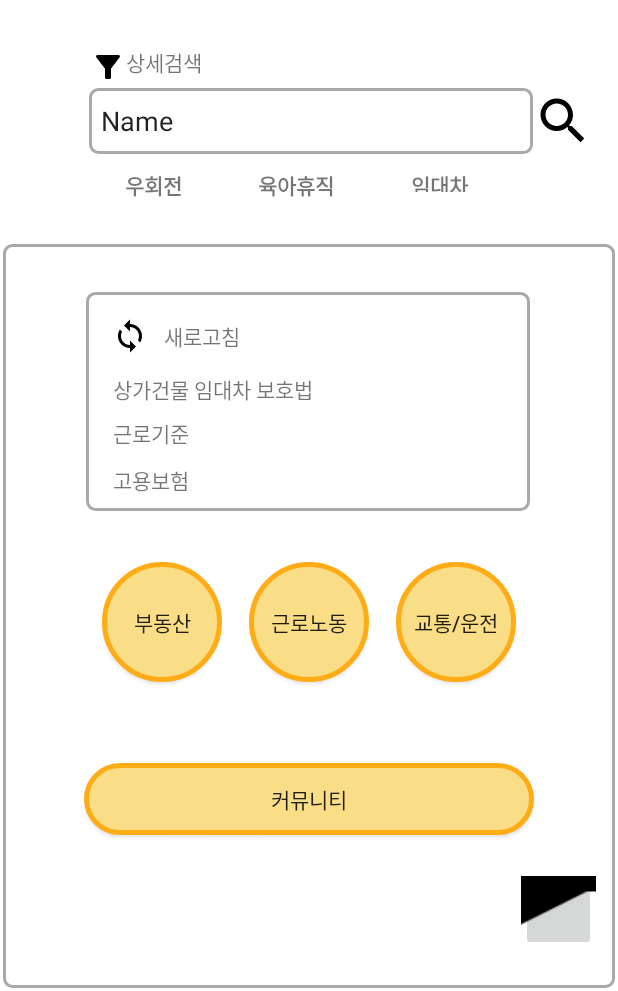
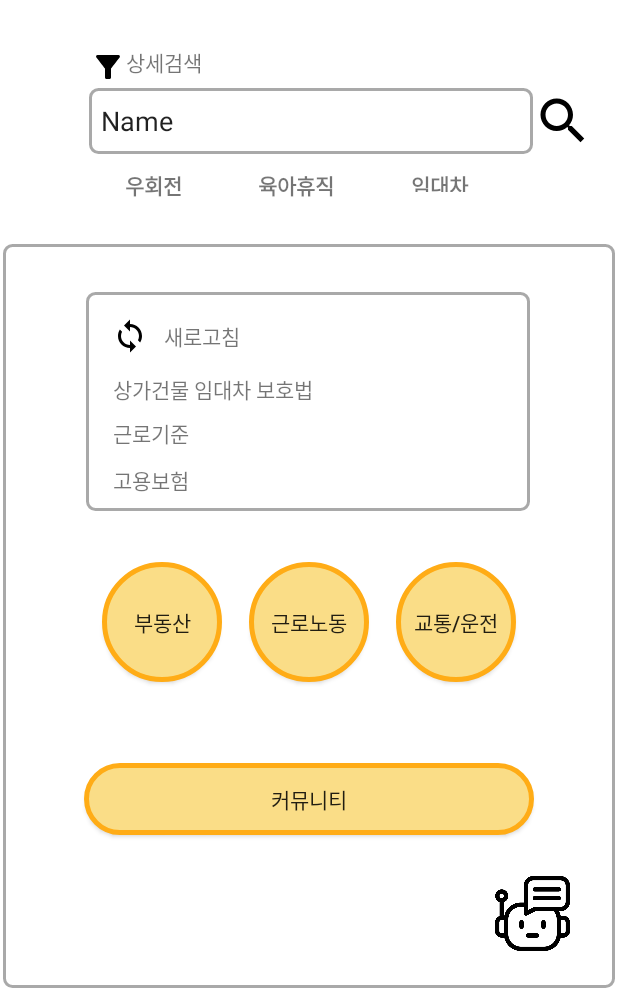
Before and after one commit to snyann/HolLaw_android, an Android app: the screen it shows after launch (MainActivity), on a phone screen of 412 x 824 dp, the part 245-1236 px from its top. Run offline under Robolectric (Android 15) with nearby library versions, the phone set to English and light mode, and no system bars.

Commit message:
액티비티 메인 오류 수정

```diff
--- a/app/src/main/res/layout/activity_main.xml
+++ b/app/src/main/res/layout/activity_main.xml
@@ -230,14 +230,11 @@
             android:id="@+id/button7"
             android:layout_width="50dp"
             android:layout_height="50dp"
-            android:layout_marginStart="364dp"
             android:layout_marginEnd="32dp"
-            android:src="@drawable/chat_bot"
+            android:background="@drawable/chat_bot"
             app:layout_constraintBottom_toBottomOf="parent"
             app:layout_constraintEnd_toEndOf="parent"
-            app:layout_constraintStart_toStartOf="parent"
-            app:layout_constraintTop_toBottomOf="@+id/btn_community"
-            />
+            app:layout_constraintTop_toBottomOf="@+id/btn_community" />
     </androidx.constraintlayout.widget.ConstraintLayout>
 
     <TextView
```
